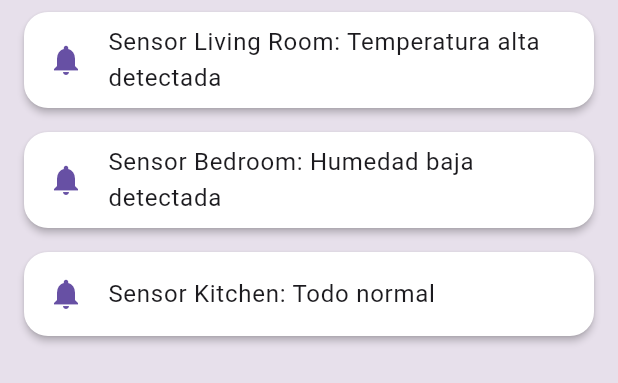
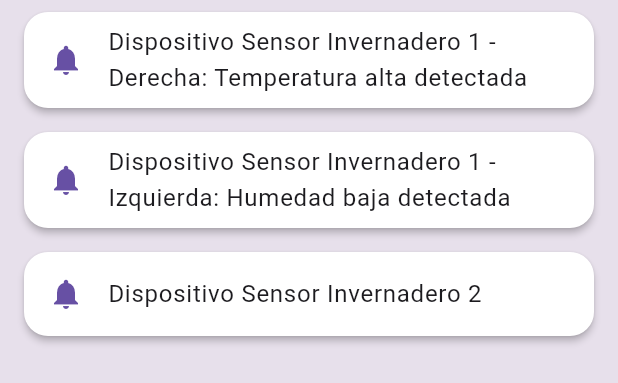
Before and after one commit to Frank-C0/example_flutter_mvvm, a Flutter app: the NotificationsPage widget shown alone on an empty page, opened directly, on a phone screen of 412 x 824 dp. Shown: the top 383 px of the screen. Run offline on Flutter 3.47's test engine with Material 3 defaults, Android fonts, the phone set to English and light mode, and no system bars; our stand-ins replace fl_chart.

Commit message:
Enhance sensor model and data handling with timestamp, add sensor history management, and implement sensor chart view

```diff
--- a/lib/models/sensor.dart
+++ b/lib/models/sensor.dart
@@ -1,8 +1,12 @@
+import 'dart:collection';
+
 enum SensorType { temperature, humidity }
 
 class Sensor {
   final SensorType type;
   double value;
+  DateTime timestamp;
 
-  Sensor({required this.type, required this.value});
+  Sensor({required this.type, required this.value, DateTime? timestamp})
+      : timestamp = timestamp ?? DateTime.now();
 }
--- a/lib/services/device_service.dart
+++ b/lib/services/device_service.dart
@@ -18,14 +18,17 @@ class DeviceService {
   Stream<List<Sensor>> getSensorData(String deviceId) {
     final random = Random();
     return Stream.periodic(const Duration(seconds: 1), (_) {
+      final now = DateTime.now();
       return [
         Sensor(
           type: SensorType.temperature,
           value: 20 + random.nextDouble() * 10,
+          timestamp: now,
         ),
         Sensor(
           type: SensorType.humidity,
           value: 40 + random.nextDouble() * 20,
+          timestamp: now,
         ),
       ];
     });
--- a/lib/viewmodels/device_detail_viewmodel.dart
+++ b/lib/viewmodels/device_detail_viewmodel.dart
@@ -1,4 +1,5 @@
 import 'package:flutter/material.dart';
+import 'package:fl_chart/fl_chart.dart';
 import '../models/sensor.dart';
 import '../services/device_service.dart';
 
@@ -6,6 +7,11 @@ class DeviceDetailViewModel extends ChangeNotifier {
   final DeviceService _service = DeviceService();
   final String deviceId;
   List<Sensor> sensors = [];
+  Map<SensorType, List<Sensor>> sensorHistory = {
+    SensorType.temperature: [],
+    SensorType.humidity: [],
+  };
+  final Duration historyWindow = const Duration(seconds: 30);
   Stream<List<Sensor>>? _sensorStream;
   Stream<List<Sensor>>? get sensorStream => _sensorStream;
 
@@ -13,6 +19,13 @@ class DeviceDetailViewModel extends ChangeNotifier {
     _sensorStream = _service.getSensorData(deviceId);
     _sensorStream!.listen((data) {
       sensors = data;
+      final now = DateTime.now();
+      for (var sensor in data) {
+        final list = sensorHistory[sensor.type]!;
+        list.add(sensor);
+        // Mantener solo los datos dentro de la ventana de tiempo
+        list.removeWhere((s) => now.difference(s.timestamp) > historyWindow);
+      }
       notifyListeners();
     });
   }
--- a/lib/views/notifications_page.dart
+++ b/lib/views/notifications_page.dart
@@ -6,9 +6,9 @@ class NotificationsPage extends StatelessWidget {
   @override
   Widget build(BuildContext context) {
     final notifications = [
-      'Sensor Living Room: Temperatura alta detectada',
-      'Sensor Bedroom: Humedad baja detectada',
-      'Sensor Kitchen: Todo normal',
+      'Dispositivo Sensor Invernadero 1 - Derecha: Temperatura alta detectada',
+      'Dispositivo Sensor Invernadero 1 - Izquierda: Humedad baja detectada',
+      'Dispositivo Sensor Invernadero 2',
     ];
     return Container(
       color: Theme.of(context).colorScheme.surfaceVariant,
--- a/pubspec.yaml
+++ b/pubspec.yaml
@@ -35,6 +35,7 @@ dependencies:
   # Use with the CupertinoIcons class for iOS style icons.
   cupertino_icons: ^1.0.8
   provider: ^6.1.5
+  fl_chart: ^1.0.0
 
 dev_dependencies:
   flutter_test:
```
Also changed, not shown: lib/views/device_detail_page.dart (+15 -0 lines), lib/views/sensor_chart_page.dart (added, +121 -0 lines), pubspec.lock.
